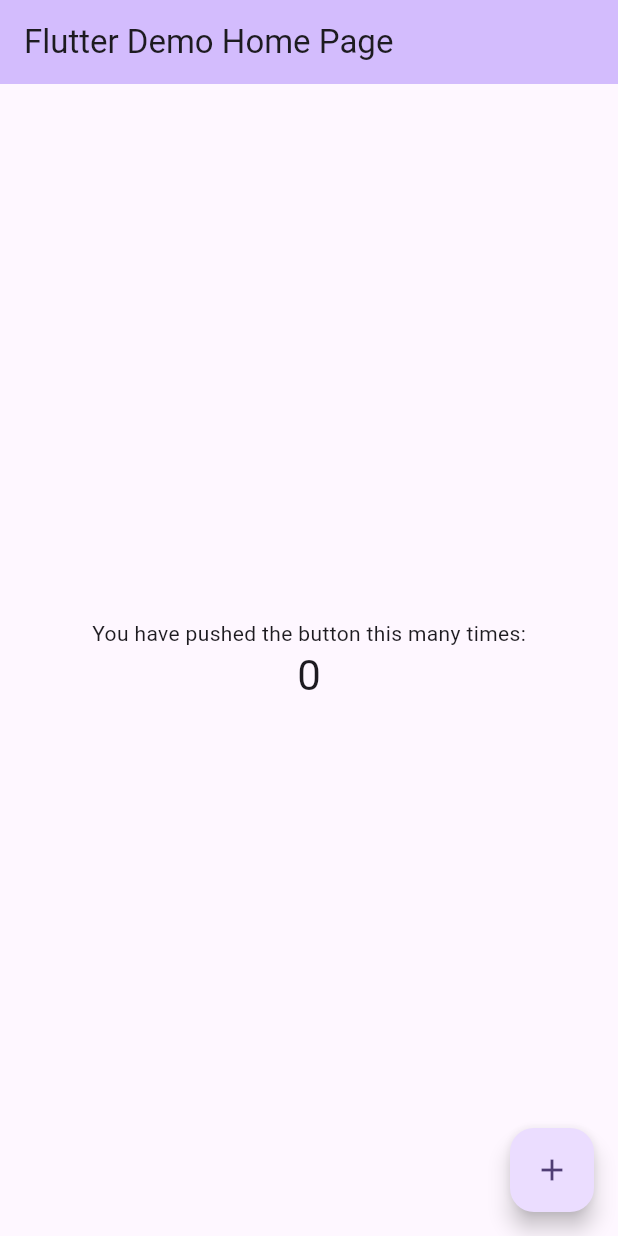
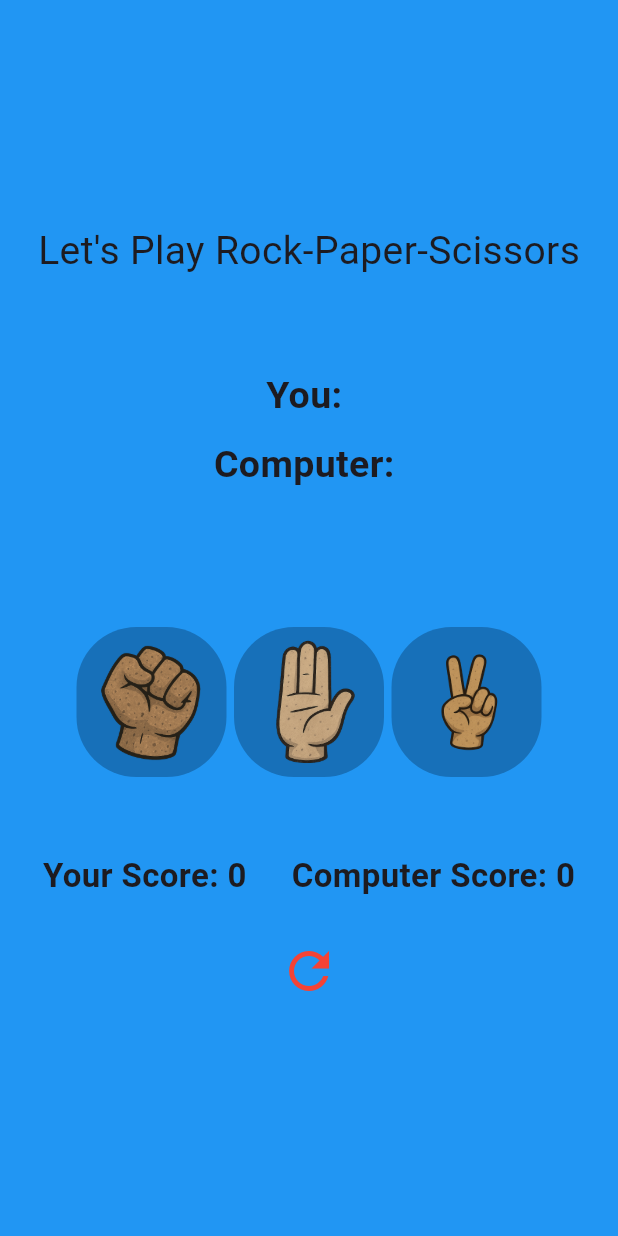
Before and after one commit to alaaa-l/game_app, a Flutter app: the screen it shows after launch, on a phone screen of 412 x 824 dp. Run offline on Flutter 3.47's test engine with Material 3 defaults, Android fonts, the phone set to English and light mode, and no system bars.

Commit message:
final app

```diff
--- /dev/null
+++ b/lib/action_button.dart
@@ -0,0 +1,24 @@
+import 'package:flutter/material.dart';
+
+class ActionButton extends StatelessWidget {
+  final String imagePath;
+  final VoidCallback onTap;
+
+  const ActionButton({super.key, required this.imagePath, required this.onTap});
+
+  @override
+  Widget build(BuildContext context) {
+    return GestureDetector(
+      onTap: onTap,
+      child: Container(
+        decoration: BoxDecoration(
+          color: const Color.fromARGB(255, 23, 112, 185),
+          borderRadius: BorderRadius.circular(40),
+        ),
+        width: 100,
+        height: 100,
+        child: Center(child: Image.asset(imagePath)),
+      ),
+    );
+  }
+}
--- /dev/null
+++ b/lib/game.dart
@@ -0,0 +1,134 @@
+import 'dart:math';
+
+import 'package:flutter/material.dart';
+import 'package:game_app/action_button.dart';
+
+class Game extends StatefulWidget {
+  const Game({super.key});
+
+  @override
+  State<Game> createState() => _GameState();
+}
+
+class _GameState extends State<Game> {
+  String playerChoice = '';
+  String computerChoice = '';
+  int playerScore = 0;
+  int computerScore = 0;
+  String resultMessage = '';
+  var choices = ['rock', 'paper', 'scissors'];
+  void play(String playerSelection) {
+    final compSelection = choices[Random().nextInt(3)];
+    String result;
+
+    if (playerSelection == compSelection) {
+      result = "It's a tie! 🤝";
+    } else if ((playerSelection == 'rock' && compSelection == 'scissors') ||
+        (playerSelection == 'paper' && compSelection == 'rock') ||
+        (playerSelection == 'scissors' && compSelection == 'paper')) {
+      result = "You win! 😎";
+      playerScore++;
+    } else {
+      result = "You lose! 😢";
+      computerScore++;
+    }
+
+    setState(() {
+      playerChoice = playerSelection;
+      computerChoice = compSelection;
+      resultMessage = result;
+    });
+  }
+
+  void resetGame() {
+    setState(() {
+      playerChoice = '';
+      computerChoice = '';
+      playerScore = 0;
+      computerScore = 0;
+      resultMessage = '';
+    });
+  }
+
+  String getImagePath(String choice) {
+    if (choice.isEmpty) return '';
+    return 'assets/$choice.png';
+  }
+
+  @override
+  Widget build(BuildContext context) {
+    return Center(
+      child: Column(
+        mainAxisAlignment: MainAxisAlignment.center,
+        children: [
+          Text(
+            "Let's Play Rock-Paper-Scissors",
+            style: TextStyle(fontSize: 26),
+          ),
+          SizedBox(height: 60),
+          Text(
+            'You: $playerChoice',
+            style: TextStyle(fontWeight: FontWeight.bold, fontSize: 25),
+          ),
+          SizedBox(height: 10),
+          Text(
+            'Computer: $computerChoice',
+            style: TextStyle(fontWeight: FontWeight.bold, fontSize: 25),
+          ),
+          SizedBox(height: 26),
+          Text(
+            resultMessage,
+            style: const TextStyle(fontSize: 24, fontWeight: FontWeight.bold),
+          ),
+          SizedBox(height: 30),
+          Row(
+            mainAxisAlignment: MainAxisAlignment.center,
+            children: [
+              ActionButton(
+                imagePath: 'assets/rock.png',
+                onTap: () => play('rock'),
+              ),
+              const SizedBox(width: 5),
+              ActionButton(
+                imagePath: 'assets/paper.png',
+                onTap: () => play('paper'),
+              ),
+              const SizedBox(width: 5),
+              ActionButton(
+                imagePath: 'assets/scissors.png',
+                onTap: () => play('scissors'),
+              ),
+            ],
+          ),
+
+          SizedBox(height: 50),
+          Row(
+            mainAxisAlignment: MainAxisAlignment.center,
+            children: [
+              Text(
+                'Your Score: $playerScore',
+                style: const TextStyle(
+                  fontSize: 22,
+                  fontWeight: FontWeight.bold,
+                ),
+              ),
+              const SizedBox(width: 30),
+              Text(
+                'Computer Score: $computerScore',
+                style: const TextStyle(
+                  fontSize: 22,
+                  fontWeight: FontWeight.bold,
+                ),
+              ),
+            ],
+          ),
+          const SizedBox(height: 20),
+          IconButton(
+            icon: const Icon(Icons.refresh, size: 40, color: Colors.red),
+            onPressed: resetGame,
+          ),
+        ],
+      ),
+    );
+  }
+}
--- a/lib/main.dart
+++ b/lib/main.dart
@@ -1,122 +1,17 @@
 import 'package:flutter/material.dart';
+import 'package:game_app/game.dart';
 
 void main() {
-  runApp(const MyApp());
+  runApp(MyApp());
 }
 
 class MyApp extends StatelessWidget {
   const MyApp({super.key});
 
-  // This widget is the root of your application.
   @override
   Widget build(BuildContext context) {
     return MaterialApp(
-      title: 'Flutter Demo',
-      theme: ThemeData(
-        // This is the theme of your application.
-        //
-        // TRY THIS: Try running your application with "flutter run". You'll see
-        // the application has a purple toolbar. Then, without quitting the app,
-        // try changing the seedColor in the colorScheme below to Colors.green
-        // and then invoke "hot reload" (save your changes or press the "hot
-        // reload" button in a Flutter-supported IDE, or press "r" if you used
-        // the command line to start the app).
-        //
-        // Notice that the counter didn't reset back to zero; the application
-        // state is not lost during the reload. To reset the state, use hot
-        // restart instead.
-        //
-        // This works for code too, not just values: Most code changes can be
-        // tested with just a hot reload.
-        colorScheme: ColorScheme.fromSeed(seedColor: Colors.deepPurple),
-      ),
-      home: const MyHomePage(title: 'Flutter Demo Home Page'),
+      home: Scaffold(backgroundColor: Colors.blue, body: Game()),
     );
   }
 }
-
-class MyHomePage extends StatefulWidget {
-  const MyHomePage({super.key, required this.title});
-
-  // This widget is the home page of your application. It is stateful, meaning
-  // that it has a State object (defined below) that contains fields that affect
-  // how it looks.
-
-  // This class is the configuration for the state. It holds the values (in this
-  // case the title) provided by the parent (in this case the App widget) and
-  // used by the build method of the State. Fields in a Widget subclass are
-  // always marked "final".
-
-  final String title;
-
-  @override
-  State<MyHomePage> createState() => _MyHomePageState();
-}
-
-class _MyHomePageState extends State<MyHomePage> {
-  int _counter = 0;
-
-  void _incrementCounter() {
-    setState(() {
-      // This call to setState tells the Flutter framework that something has
-      // changed in this State, which causes it to rerun the build method below
-      // so that the display can reflect the updated values. If we changed
-      // _counter without calling setState(), then the build method would not be
-      // called again, and so nothing would appear to happen.
-      _counter++;
-    });
-  }
-
-  @override
-  Widget build(BuildContext context) {
-    // This method is rerun every time setState is called, for instance as done
-    // by the _incrementCounter method above.
-    //
-    // The Flutter framework has been optimized to make rerunning build methods
-    // fast, so that you can just rebuild anything that needs updating rather
-    // than having to individually change instances of widgets.
-    return Scaffold(
-      appBar: AppBar(
-        // TRY THIS: Try changing the color here to a specific color (to
-        // Colors.amber, perhaps?) and trigger a hot reload to see the AppBar
-        // change color while the other colors stay the same.
-        backgroundColor: Theme.of(context).colorScheme.inversePrimary,
-        // Here we take the value from the MyHomePage object that was created by
-        // the App.build method, and use it to set our appbar title.
-        title: Text(widget.title),
-      ),
-      body: Center(
-        // Center is a layout widget. It takes a single child and positions it
-        // in the middle of the parent.
-        child: Column(
-          // Column is also a layout widget. It takes a list of children and
-          // arranges them vertically. By default, it sizes itself to fit its
-          // children horizontally, and tries to be as tall as its parent.
-          //
-          // Column has various properties to control how it sizes itself and
-          // how it positions its children. Here we use mainAxisAlignment to
-          // center the children vertically; the main axis here is the vertical
-          // axis because Columns are vertical (the cross axis would be
-          // horizontal).
-          //
-          // TRY THIS: Invoke "debug painting" (choose the "Toggle Debug Paint"
-          // action in the IDE, or press "p" in the console), to see the
-          // wireframe for each widget.
-          mainAxisAlignment: MainAxisAlignment.center,
-          children: <Widget>[
-            const Text('You have pushed the button this many times:'),
-            Text(
-              '$_counter',
-              style: Theme.of(context).textTheme.headlineMedium,
-            ),
-          ],
-        ),
-      ),
-      floatingActionButton: FloatingActionButton(
-        onPressed: _incrementCounter,
-        tooltip: 'Increment',
-        child: const Icon(Icons.add),
-      ), // This trailing comma makes auto-formatting nicer for build methods.
-    );
-  }
-}
--- a/pubspec.yaml
+++ b/pubspec.yaml
@@ -58,8 +58,10 @@ flutter:
   uses-material-design: true
 
   # To add assets to your application, add an assets section, like this:
-  # assets:
-  #   - images/a_dot_burr.jpeg
+  assets:
+    - assets/rock.png
+    - assets/paper.png
+    - assets/scissors.png
   #   - images/a_dot_ham.jpeg
 
   # An image asset can refer to one or more resolution-specific "variants", see
```
Also changed, not shown: assets/paper.png (added), assets/rock.png (added), assets/scissors.png (added).
